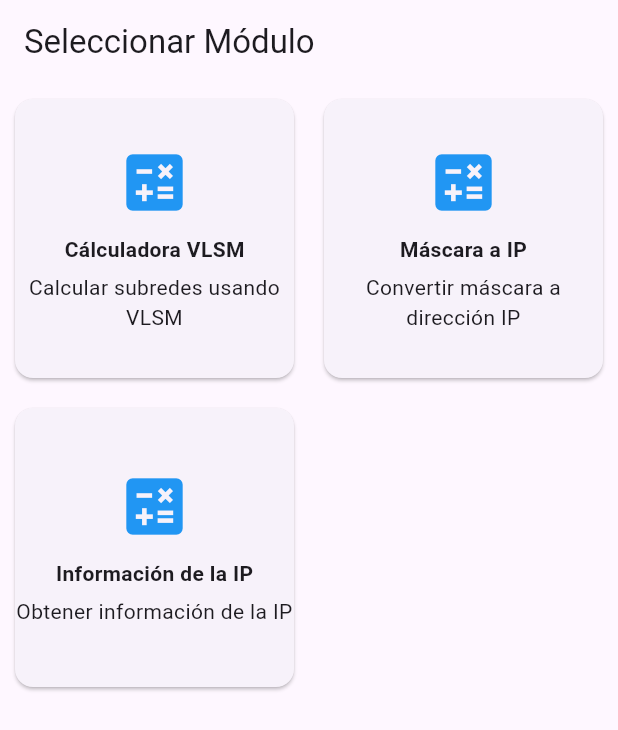
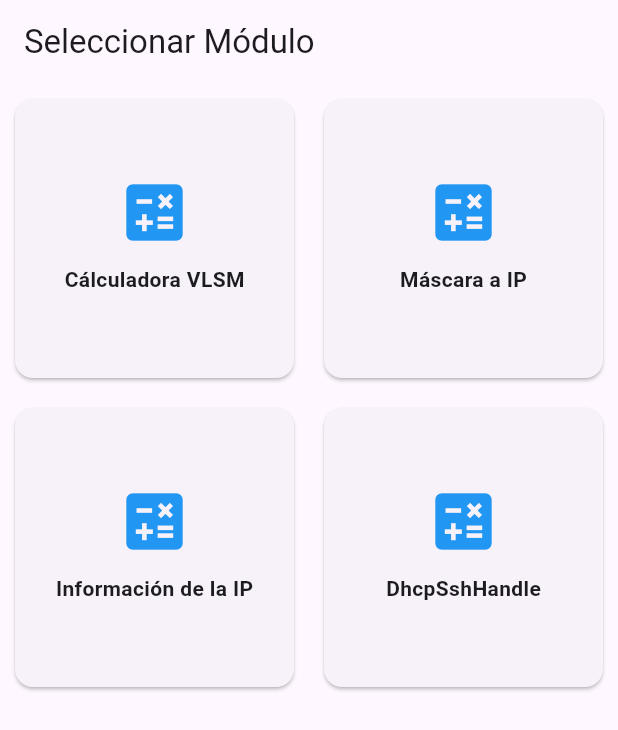
Before and after one commit to jhonierp/app_vlsm_flutter, a Flutter app: the screen it shows after launch, on a phone screen of 412 x 824 dp. Shown: the top 730 px of the screen. Run offline on Flutter 3.47's test engine with Material 3 defaults, Android fonts, the phone set to English and light mode, and no system bars; our stand-ins replace pdf, printing; missing offline and left inert: dartssh2.

Commit message:
add module dhcp ssh

```diff
--- a/lib/screens/ip_info_screen.dart
+++ b/lib/screens/ip_info_screen.dart
@@ -28,7 +28,7 @@ class _IPScreenState extends State<IPScreen> {
   @override
   Widget build(BuildContext context) {
     return Scaffold(
-      appBar: AppBar(title: Text('Información de la IP')),
+      appBar: AppBar(title: Text('Obtener información de la IP')),
       body: Padding(
         padding: const EdgeInsets.all(16.0),
         child: Column(
--- a/lib/screens/main_menu.dart
+++ b/lib/screens/main_menu.dart
@@ -2,6 +2,7 @@ import 'package:flutter/material.dart';
 import 'vlsm_screen.dart';
 import 'subnet_to_ip.dart';
 import 'ip_info_screen.dart';
+import 'ssh_config_screen.dart';
 
 class MainMenu extends StatelessWidget {
   @override
@@ -11,35 +12,16 @@ class MainMenu extends StatelessWidget {
       body: GridView.count(
         crossAxisCount: 2,
         children: <Widget>[
-          _buildCard(
-            context,
-            'Cálculadora VLSM',
-            'Calcular subredes usando VLSM',
-            VLSMScreen(),
-          ),
-          _buildCard(
-            context,
-            'Máscara a IP',
-            'Convertir máscara a dirección IP',
-            SubnetToIPScreen(),
-          ),
-          _buildCard(
-            context,
-            'Información de la IP',
-            'Obtener información de la IP',
-            IPScreen(),
-          ),
+          _buildCard(context, 'Cálculadora VLSM', VLSMScreen()),
+          _buildCard(context, 'Máscara a IP', SubnetToIPScreen()),
+          _buildCard(context, 'Información de la IP', IPScreen()),
+          _buildCard(context, 'DhcpSshHandle', SSHConfigScreen()),
         ],
       ),
     );
   }
 
-  Widget _buildCard(
-    BuildContext context,
-    String title,
-    String description,
-    Widget destination,
-  ) {
+  Widget _buildCard(BuildContext context, String title, Widget destination) {
     return Card(
       margin: EdgeInsets.all(10),
       child: InkWell(
@@ -56,7 +38,6 @@ class MainMenu extends StatelessWidget {
             SizedBox(height: 10),
             Text(title, style: TextStyle(fontWeight: FontWeight.bold)),
             SizedBox(height: 5),
-            Text(description, textAlign: TextAlign.center),
           ],
         ),
       ),
--- a/lib/screens/subnet_to_ip.dart
+++ b/lib/screens/subnet_to_ip.dart
@@ -28,7 +28,7 @@ class _SubnetToIPScreenState extends State<SubnetToIPScreen> {
   @override
   Widget build(BuildContext context) {
     return Scaffold(
-      appBar: AppBar(title: Text('Máscara a IP')),
+      appBar: AppBar(title: Text('Convertir máscara a dirección IP')),
       body: Padding(
         padding: const EdgeInsets.all(16.0),
         child: Column(
--- a/lib/screens/vlsm_screen.dart
+++ b/lib/screens/vlsm_screen.dart
@@ -62,7 +62,7 @@ class _VLSMScreenState extends State<VLSMScreen> {
   @override
   Widget build(BuildContext context) {
     return Scaffold(
-      appBar: AppBar(title: Text('Calculadora VLSM')),
+      appBar: AppBar(title: Text('Calcular subredes usando VLSM')),
       body: SingleChildScrollView(
         padding: EdgeInsets.all(16),
         child: Column(
--- a/pubspec.yaml
+++ b/pubspec.yaml
@@ -37,6 +37,7 @@ dependencies:
   # The following adds the Cupertino Icons font to your application.
   # Use with the CupertinoIcons class for iOS style icons.
   cupertino_icons: ^1.0.8
+  dartssh2: ^2.12.0
 
 dev_dependencies:
   flutter_test:
```
Also changed, not shown: lib/screens/ssh_config_screen.dart (added, +154 -0 lines), lib/services/ssh_service.dart (added, +77 -0 lines), pubspec.lock.
